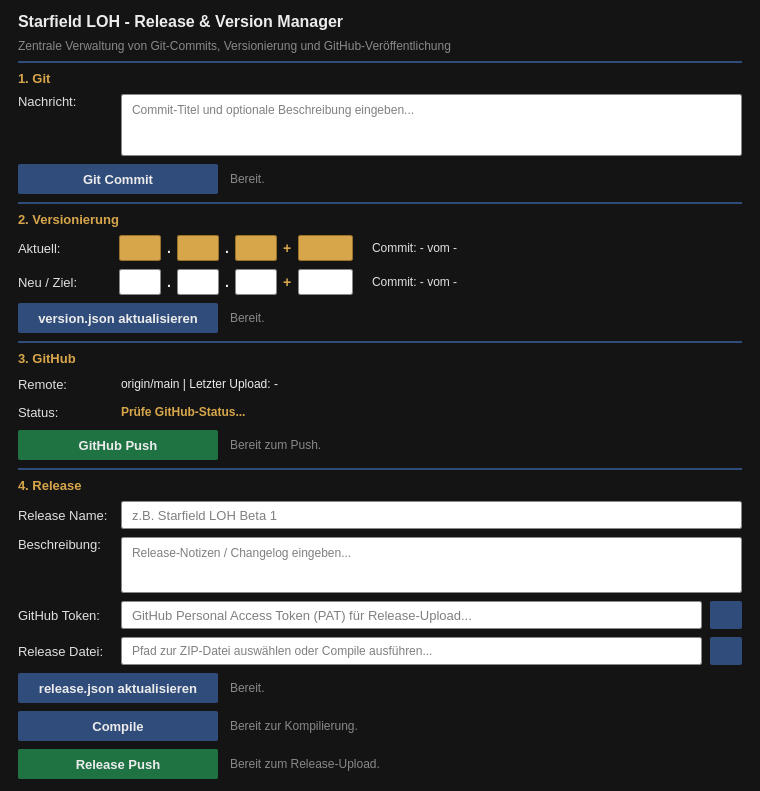
Before: the Qt Designer form Release/Build_Release.ui in Looking4Git/Starfield_LOH, drawn with Qt 5.
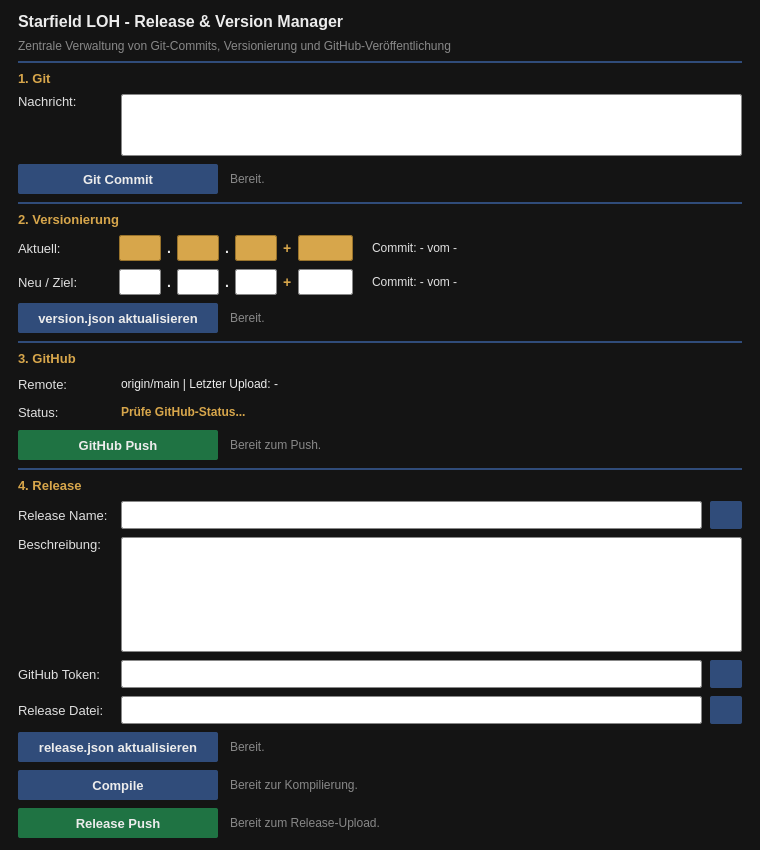
After: the same form once the commit is applied.

Commit message: feat: Release Name Vorschlags-Button mit Icon_Update, vergroessertes Notizenfeld und Leeren der Placeholder-Texte

What changed in the file:
```diff
--- a/Release/Build_Release.ui
+++ b/Release/Build_Release.ui
@@ -7,7 +7,7 @@
     <x>0</x>
     <y>0</y>
     <width>760</width>
-    <height>770</height>
+    <height>830</height>
    </rect>
   </property>
   <property name="windowTitle">
@@ -135,9 +135,6 @@
        <property name="styleSheet">
         <string notr="true">background-color: #ffffff; color: #000000; border: 1px solid #888888; border-radius: 2px; padding: 4px 6px; font-size: 12px;</string>
        </property>
-       <property name="placeholderText">
-        <string>Commit-Titel und optionale Beschreibung eingeben...</string>
-       </property>
       </widget>
      </item>
     </layout>
@@ -910,8 +907,30 @@
        <property name="styleSheet">
         <string notr="true">background-color: #ffffff; color: #000000; border: 1px solid #888888; border-radius: 2px; padding: 0 8px; font-size: 13px;</string>
        </property>
-       <property name="placeholderText">
-        <string>z.B. Starfield LOH Beta 1</string>
+      </widget>
+     </item>
+     <item>
+      <widget class="QPushButton" name="btn_suggest_title">
+       <property name="minimumSize">
+        <size>
+         <width>32</width>
+         <height>28</height>
+        </size>
+       </property>
+       <property name="maximumSize">
+        <size>
+         <width>32</width>
+         <height>28</height>
+        </size>
+       </property>
+       <property name="cursor">
+        <cursorShape>PointingHandCursor</cursorShape>
+       </property>
+       <property name="styleSheet">
+        <string notr="true">QPushButton { background-color: #304C7A; border: none; border-radius: 2px; } QPushButton:hover { background-color: #5b7a9e; }</string>
+       </property>
+       <property name="text">
+        <string/>
        </property>
       </widget>
      </item>
@@ -954,21 +973,18 @@
        <property name="minimumSize">
         <size>
          <width>0</width>
-         <height>56</height>
+         <height>115</height>
         </size>
        </property>
        <property name="maximumSize">
         <size>
          <width>16777215</width>
-         <height>56</height>
+         <height>115</height>
         </size>
        </property>
        <property name="styleSheet">
         <string notr="true">background-color: #ffffff; color: #000000; border: 1px solid #888888; border-radius: 2px; padding: 4px 6px; font-size: 12px;</string>
        </property>
-       <property name="placeholderText">
-        <string>Release-Notizen / Changelog eingeben...</string>
-       </property>
       </widget>
      </item>
     </layout>
@@ -1016,9 +1032,6 @@
        <property name="styleSheet">
         <string notr="true">background-color: #ffffff; color: #000000; border: 1px solid #888888; border-radius: 2px; padding: 0 8px; font-size: 13px;</string>
        </property>
-       <property name="placeholderText">
-        <string>GitHub Personal Access Token (PAT) für Release-Upload...</string>
-       </property>
       </widget>
      </item>
      <item>
@@ -1088,9 +1101,6 @@
        <property name="styleSheet">
         <string notr="true">background-color: #ffffff; color: #000000; border: 1px solid #888888; border-radius: 2px; padding: 0 8px; font-size: 12px;</string>
        </property>
-       <property name="placeholderText">
-        <string>Pfad zur ZIP-Datei auswählen oder Compile ausführen...</string>
-       </property>
       </widget>
      </item>
      <item>
```
The commit also changes 1 other file.
